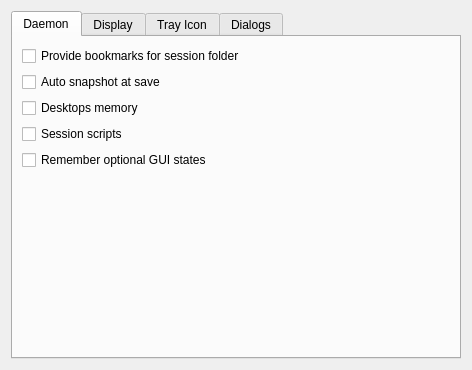
Before: the Qt Designer form resources/ui/settings.ui in Houston4444/RaySession, drawn with Qt 5.
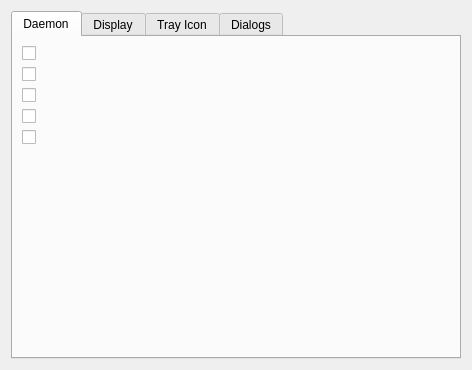
After: the same form once the commit is applied. The open tabs and pages were chosen to show the change. Icons and pictures are not drawn.

The edit to the form file:
```diff
--- a/resources/ui/settings.ui
+++ b/resources/ui/settings.ui
@@ -42,35 +42,35 @@
        <item>
         <widget class="QCheckBox" name="checkBoxBookmarks">
          <property name="text">
-          <string>Provide bookmarks for session folder</string>
+          <string/>
          </property>
         </widget>
        </item>
        <item>
         <widget class="QCheckBox" name="checkBoxAutoSnapshot">
          <property name="text">
-          <string>Auto snapshot at save</string>
+          <string/>
          </property>
         </widget>
        </item>
        <item>
         <widget class="QCheckBox" name="checkBoxDesktopsMemory">
          <property name="text">
-          <string>Desktops memory</string>
+          <string/>
          </property>
         </widget>
        </item>
        <item>
         <widget class="QCheckBox" name="checkBoxSessionScripts">
          <property name="text">
-          <string>Session scripts</string>
+          <string/>
          </property>
         </widget>
        </item>
        <item>
         <widget class="QCheckBox" name="checkBoxGuiStates">
          <property name="text">
-          <string>Remember optional GUI states</string>
+          <string/>
          </property>
         </widget>
        </item>
```
Left out of the diff: 25 changed lines with no effect on the pictures.
